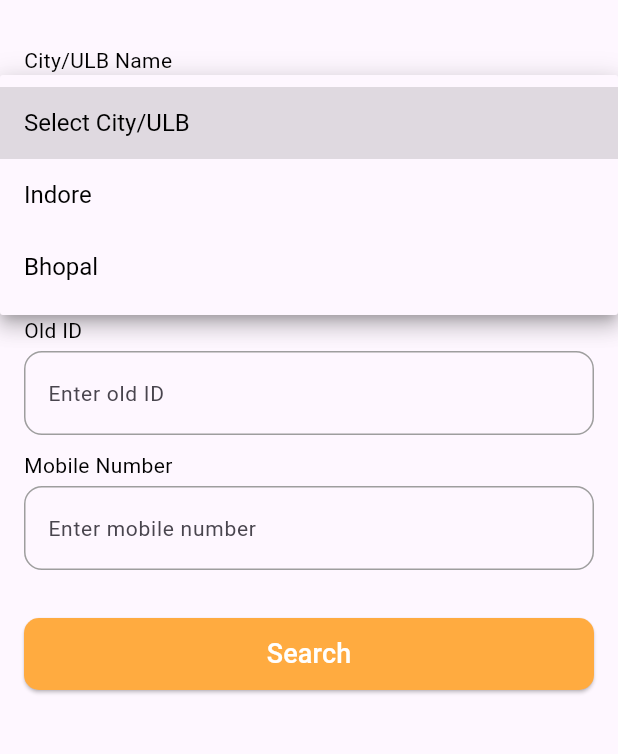
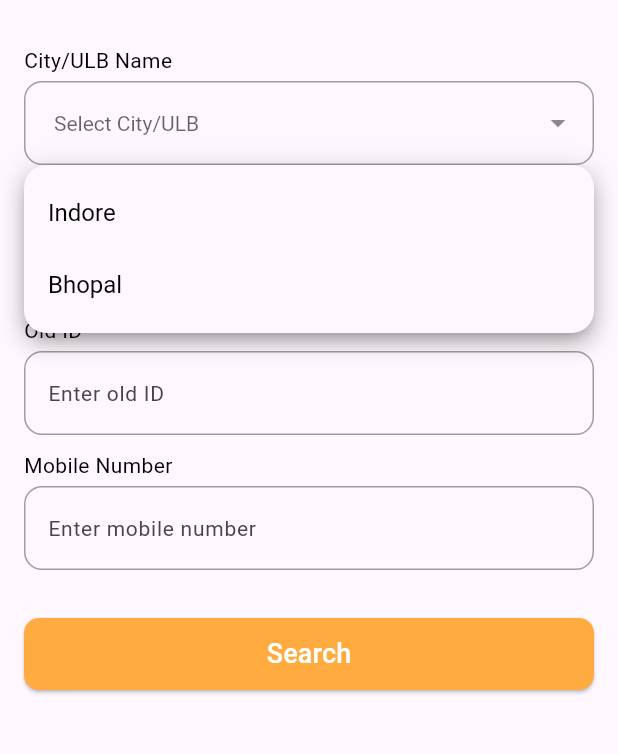
Before and after one commit to sumit-android-dev/flutter_form_builder_custom_package, a Flutter app: the screen it shows after launch, after a tap on "Select City/ULB", on a phone screen of 412 x 824 dp, the part 63-817 px from its top. Run offline on Flutter 3.47's test engine with Material 3 defaults, Android fonts, the phone set to English and light mode, and no system bars; our stand-ins replace dropdown_button2, get.

Commit message:
Added dropdown2 package.

```diff
--- a/form_builder_package/lib/src/fields/form_builder_dropdown.dart
+++ b/form_builder_package/lib/src/fields/form_builder_dropdown.dart
@@ -1,3 +1,4 @@
+import 'package:dropdown_button2/dropdown_button2.dart';
 import 'package:flutter/foundation.dart';
 import 'package:flutter/material.dart';
 
@@ -259,7 +260,7 @@ class FormBuilderDropdown<T> extends FormBuilderFieldDecoration<T> {
             final state = field as _FormBuilderDropdownState<T>;
 
             final hasValue = items.map((e) => e.value).contains(field.value);
-            return DropdownButtonFormField<T>(
+            return DropdownButtonFormField2<T>(
               isExpanded: isExpanded,
               decoration: state.decoration,
               items: items,
@@ -272,24 +273,49 @@ class FormBuilderDropdown<T> extends FormBuilderFieldDecoration<T> {
                           (dropDownItem) => dropDownItem.value == field.value)
                       .child
                   : disabledHint,
-              elevation: elevation,
-              iconSize: iconSize,
-              icon: icon,
-              iconDisabledColor: iconDisabledColor,
-              iconEnabledColor: iconEnabledColor,
+              //elevation: elevation,
+              //iconSize: iconSize,
+              //icon: icon,
+              //iconDisabledColor: iconDisabledColor,
+              //iconEnabledColor: iconEnabledColor,
               onChanged:
                   state.enabled ? (T? value) => state.didChange(value) : null,
-              onTap: onTap,
+              //onTap: onTap,
               focusNode: state.effectiveFocusNode,
               autofocus: autofocus,
-              dropdownColor: dropdownColor,
-              focusColor: focusColor,
-              itemHeight: itemHeight,
+              //dropdownColor: dropdownColor,
+              //focusColor: focusColor,
+              //itemHeight: itemHeight,
               selectedItemBuilder: selectedItemBuilder,
-              menuMaxHeight: menuMaxHeight,
-              borderRadius: borderRadius,
+              //menuMaxHeight: menuMaxHeight,
+              //borderRadius: borderRadius,
               enableFeedback: enableFeedback,
               alignment: alignment,
+
+              hint: const Text(
+                'Select City/ULB',
+                style: TextStyle(fontSize: 14),
+              ),
+
+              buttonStyleData: const ButtonStyleData(
+                padding: EdgeInsets.only(right: 8),
+              ),
+              iconStyleData: const IconStyleData(
+                icon: Icon(
+                  Icons.arrow_drop_down,
+                  color: Colors.black45,
+                ),
+                iconSize: 24,
+              ),
+              dropdownStyleData: DropdownStyleData(
+                decoration: BoxDecoration(
+                  borderRadius: BorderRadius.circular(15),
+                ),
+              ),
+              menuItemStyleData: const MenuItemStyleData(
+                padding: EdgeInsets.symmetric(horizontal: 16),
+              ),
+
             );
           },
         );
--- a/form_builder_package/pubspec.yaml
+++ b/form_builder_package/pubspec.yaml
@@ -28,6 +28,7 @@ dependencies:
   # Use with the CupertinoIcons class for iOS style icons.
   cupertino_icons: ^1.0.6
   intl: ">=0.19.0 <0.20.0"
+  dropdown_button2: ^2.3.9
 
 dev_dependencies:
   flutter_test:
--- a/lib/main.dart
+++ b/lib/main.dart
@@ -1,4 +1,5 @@
 import 'package:flutter/material.dart';
+import 'package:form_builder_custom_package/dropdown_screen.dart';
 import 'package:form_builder_custom_package/signup_form.dart';
 import 'package:get/get.dart';
 
--- a/lib/signup_form.dart
+++ b/lib/signup_form.dart
@@ -61,6 +61,7 @@ class _SignupFormState extends State<SignupForm> {
                       color: Colors.black,
                       fontSize: 16.0),
                   decoration: InputDecoration(
+                    contentPadding: const EdgeInsets.symmetric(vertical: 16,),
                     labelText: null,
                     hintText: "",
                     hintStyle: const TextStyle(
@@ -69,23 +70,19 @@ class _SignupFormState extends State<SignupForm> {
                     border: _border(),
                     enabledBorder: _border(),
                   ),
-                  initialValue: "Select City/ULB",
                   onChanged: (value) {
                     setState(() {});
                   },
-
                   validator: (value) {
-                    if (value == null || value == "Select City/ULB") {
+                    if (value == null) {
                       return 'Please select a city/ULB name';
                     }
                     return null;
                   },
                   items: [
-                    'Select City/ULB',
                     'Indore',
                     'Bhopal',
-                  ]
-                      .map((e) => DropdownMenuItem(
+                  ].map((e) => DropdownMenuItem(
                             value: e,
                             child: Text(e),
                           ))
--- a/pubspec.yaml
+++ b/pubspec.yaml
@@ -34,6 +34,7 @@ dependencies:
     path: ../form_builder_custom_package/form_builder_package
   form_validator: ^2.1.1
   get:
+  dropdown_button2: ^2.3.9
   # The following adds the Cupertino Icons font to your application.
   # Use with the CupertinoIcons class for iOS style icons.
   cupertino_icons: ^1.0.6
```
Also changed, not shown: lib/dropdown_screen.dart (added, +91 -0 lines), form_builder_package/pubspec.lock, pubspec.lock.
